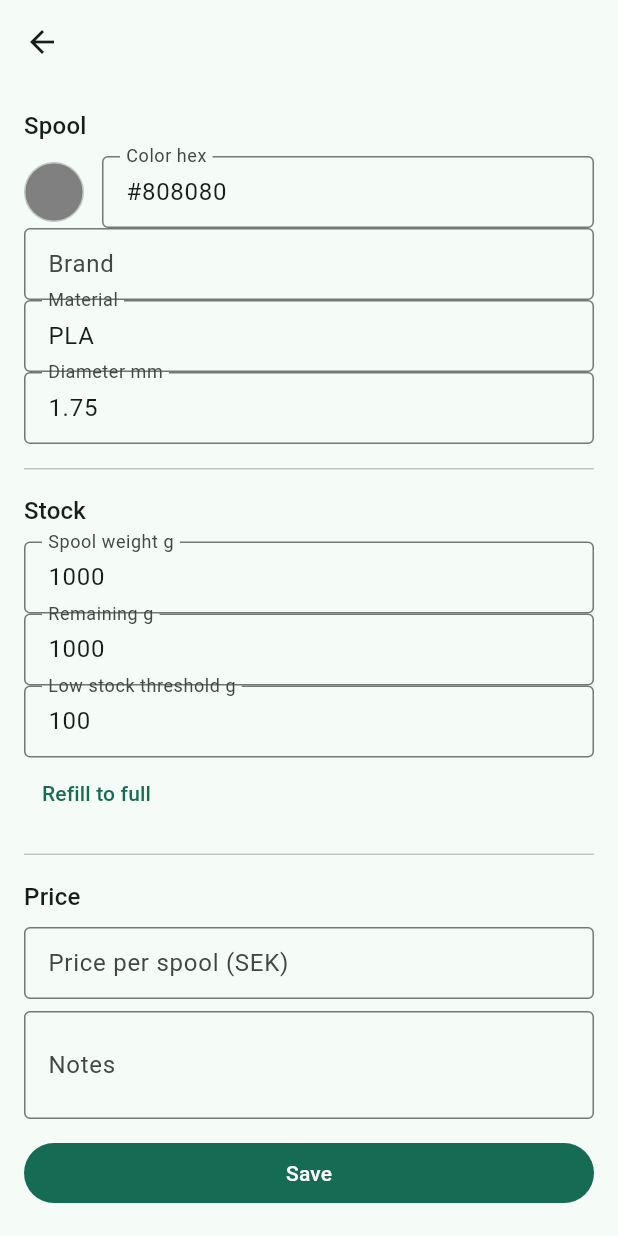
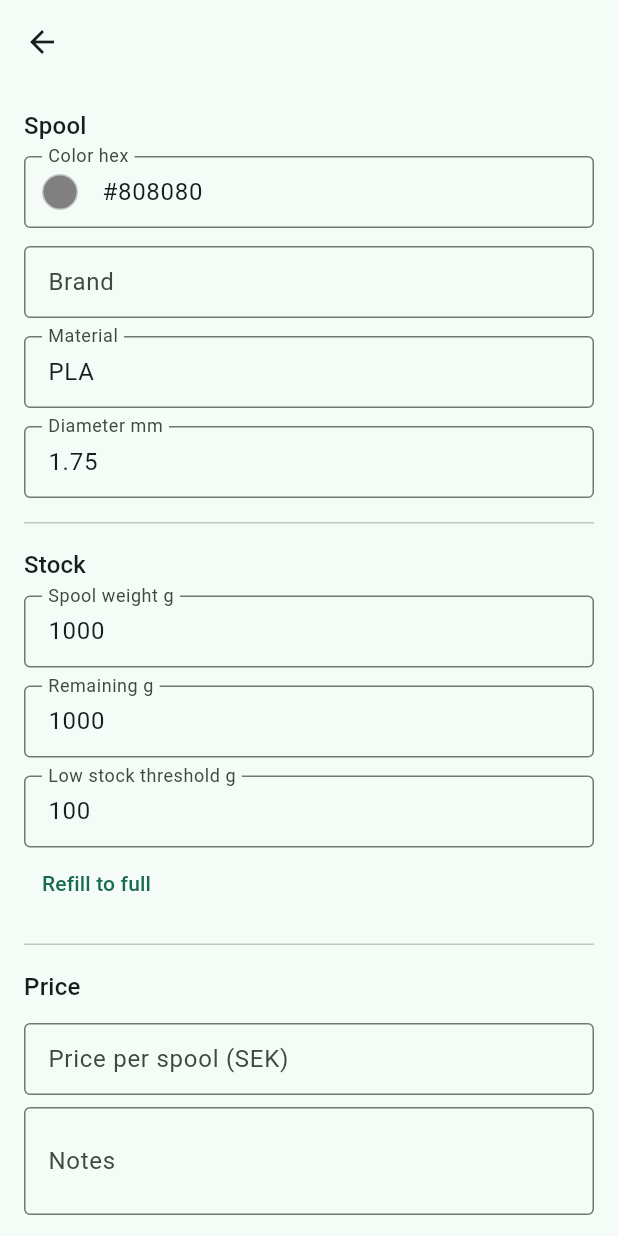
Before and after one commit to Mahinika/gramnota, a Flutter app: the FilamentEditScreen screen opened directly with empty values, on a phone screen of 412 x 824 dp. Run offline on Flutter 3.47's test engine with Material 3 defaults, Android fonts, the phone set to English and light mode, and no system bars; our stand-ins replace cloud_firestore, firebase_auth, firebase_core, flutter_riverpod, freezed_annotation, go_router and 3 more; missing offline and left inert: receive_sharing_intent; accounts and stored records are empty.

Commit message:
Give spool fields room and show whole numbers in the form.
Keep the color swatch inside the hex field so it no longer crosses the outline.

Co-authored-by: Cursor <cursoragent@cursor.com>

```diff
--- a/lib/features/filaments/presentation/filaments_screen.dart
+++ b/lib/features/filaments/presentation/filaments_screen.dart
@@ -429,11 +429,11 @@ class _FilamentEditScreenState extends ConsumerState<FilamentEditScreen> {
     _brand.text = spool.brand;
     _material.text = spool.material;
     _color.text = spool.colorHex;
-    _diameter.text = spool.diameterMm.toString();
-    _spoolWeight.text = spool.spoolWeightGrams.toString();
-    _remaining.text = spool.remainingGrams.toString();
-    _price.text = (spool.pricePerSpoolMinor / 100).toString();
-    _low.text = spool.lowStockGrams.toString();
+    _diameter.text = _plainNumber(spool.diameterMm);
+    _spoolWeight.text = _plainNumber(spool.spoolWeightGrams);
+    _remaining.text = _plainNumber(spool.remainingGrams);
+    _price.text = _plainMoney(spool.pricePerSpoolMinor);
+    _low.text = _plainNumber(spool.lowStockGrams);
     _notes.text = spool.notes;
     _loaded = true;
   }
@@ -540,30 +540,31 @@ class _FilamentEditScreenState extends ConsumerState<FilamentEditScreen> {
             const SectionRule(),
           ],
           const SectionHeading('Spool'),
-          Row(
-            children: [
-              _ColorSwatch(hex: _color.text, size: 40),
-              const SizedBox(width: 12),
-              Expanded(
-                child: TextField(
-                  controller: _color,
-                  decoration: const InputDecoration(labelText: 'Color hex'),
-                  onChanged: (_) => setState(() {}),
-                ),
+          TextField(
+            controller: _color,
+            decoration: InputDecoration(
+              labelText: 'Color hex',
+              prefixIcon: Padding(
+                padding: const EdgeInsets.all(12),
+                child: _ColorSwatch(hex: _color.text, size: 20),
               ),
-            ],
+            ),
+            onChanged: (_) => setState(() {}),
           ),
+          const SizedBox(height: 12),
           TextField(
             controller: _brand,
             decoration: const InputDecoration(labelText: 'Brand'),
             textCapitalization: TextCapitalization.words,
             onChanged: (_) => setState(() {}),
           ),
+          const SizedBox(height: 12),
           TextField(
             controller: _material,
             decoration: const InputDecoration(labelText: 'Material'),
             onChanged: (_) => setState(() {}),
           ),
+          const SizedBox(height: 12),
           TextField(
             controller: _diameter,
             decoration: const InputDecoration(labelText: 'Diameter mm'),
@@ -578,12 +579,14 @@ class _FilamentEditScreenState extends ConsumerState<FilamentEditScreen> {
             keyboardType: const TextInputType.numberWithOptions(decimal: true),
             onChanged: (_) => setState(() {}),
           ),
+          const SizedBox(height: 12),
           TextField(
             controller: _remaining,
             decoration: const InputDecoration(labelText: 'Remaining g'),
             keyboardType: const TextInputType.numberWithOptions(decimal: true),
             onChanged: (_) => setState(() {}),
           ),
+          const SizedBox(height: 12),
           TextField(
             controller: _low,
             decoration: const InputDecoration(labelText: 'Low stock threshold g'),
@@ -601,6 +604,7 @@ class _FilamentEditScreenState extends ConsumerState<FilamentEditScreen> {
             ),
           const SectionRule(),
           const SectionHeading('Price'),
+          const SizedBox(height: 4),
           TextField(
             controller: _price,
             decoration: InputDecoration(
@@ -695,6 +699,21 @@ class _ColorSwatch extends StatelessWidget {
   }
 }
 
+String _plainNumber(double value) {
+  if (value == value.roundToDouble()) {
+    return value.round().toString();
+  }
+  return value.toString();
+}
+
+String _plainMoney(int minor) {
+  final major = minor / 100;
+  if (major == major.roundToDouble()) {
+    return major.round().toString();
+  }
+  return major.toStringAsFixed(2);
+}
+
 Color _color(String hex) {
   var value = hex.replaceAll('#', '');
   if (value.length == 6) {
```
